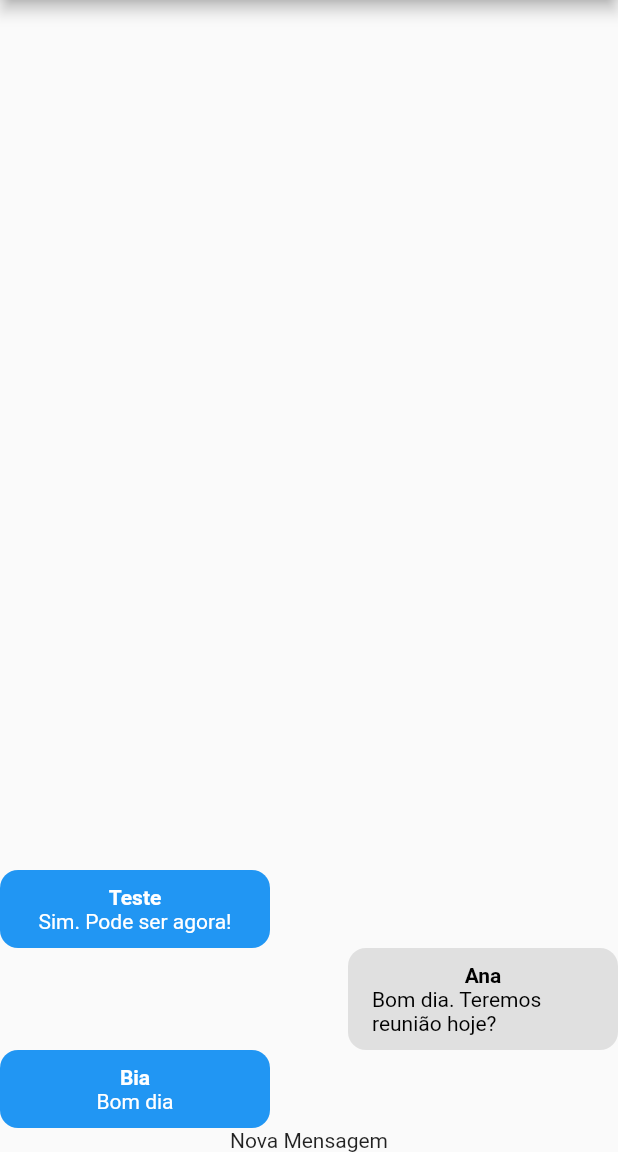
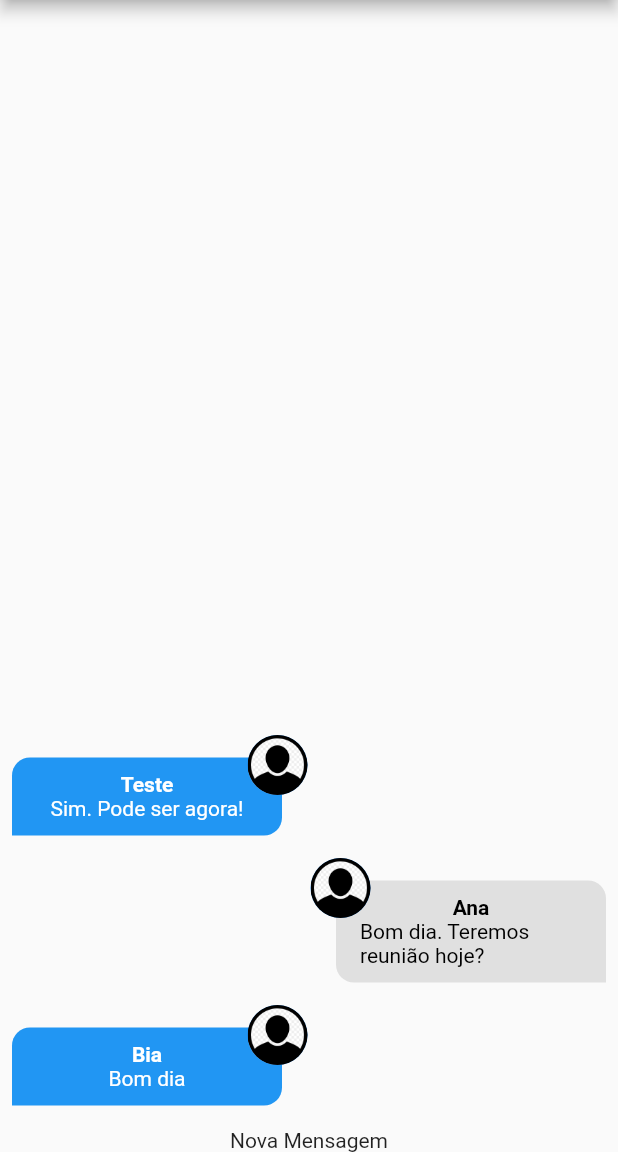
Before and after one commit to juniorlatalisa/cod3r_flutter, a Flutter app: the screen it shows after launch, on a phone screen of 412 x 824 dp, the part 84-1236 px from its top. Run offline on Flutter 3.47's test engine with Material 2 defaults, Android fonts, the phone set to English and light mode, and no system bars; our stand-ins replace google_maps_flutter, image_picker, location, shared_preferences, sqflite; accounts and stored records are empty.

Commit message:
Aplicação de Chat - Firebase, Upload Imagem e Push Notifications: Componente Message Bubble #02

```diff
--- a/curso_flutter/chat/lib/components/message_bubble.dart
+++ b/curso_flutter/chat/lib/components/message_bubble.dart
@@ -1,7 +1,10 @@
+import 'dart:io';
+
 import 'package:chat/core/models/chat_message.dart';
 import 'package:flutter/material.dart';
 
 class MessageBubble extends StatelessWidget {
+  static const _defaultImage = 'assets/images/avatar.png';
   final ChatMessage message;
   final bool belongsToCurrentUser;
 
@@ -11,9 +14,28 @@ class MessageBubble extends StatelessWidget {
     required this.belongsToCurrentUser,
   }) : super(key: key);
 
+  Widget _showUserImage(String imageURL) {
+    ImageProvider? provider;
+    final uri = Uri.parse(imageURL);
+
+    if (uri.path.contains(_defaultImage)) {
+      provider = const AssetImage(_defaultImage);
+    } else if (uri.scheme.contains('http')) {
+      provider = NetworkImage(uri.toString());
+    } else {
+      provider = FileImage(File(uri.toString()));
+    }
+
+    return CircleAvatar(
+      backgroundImage: provider,
+    );
+  }
+
   @override
   Widget build(BuildContext context) {
-    return Row(
+    return Stack(
+      children: [
+        Row(
           mainAxisAlignment: belongsToCurrentUser
               ? MainAxisAlignment.end
               : MainAxisAlignment.start,
@@ -23,14 +45,25 @@ class MessageBubble extends StatelessWidget {
                 color: belongsToCurrentUser
                     ? Colors.grey.shade300
                     : Theme.of(context).colorScheme.primary,
-            borderRadius: const BorderRadius.all(
-              Radius.circular(12),
+                borderRadius: BorderRadius.only(
+                  topLeft: const Radius.circular(12),
+                  topRight: const Radius.circular(12),
+                  bottomLeft: belongsToCurrentUser
+                      ? const Radius.circular(12)
+                      : const Radius.circular(0),
+                  bottomRight: belongsToCurrentUser
+                      ? const Radius.circular(0)
+                      : const Radius.circular(12),
                 ),
               ),
               width: 180,
               padding: const EdgeInsets.symmetric(
                 vertical: 10,
                 horizontal: 16,
+              ),
+              margin: const EdgeInsets.symmetric(
+                vertical: 15,
+                horizontal: 8,
               ),
               child: Column(
                 children: [
@@ -51,6 +84,14 @@ class MessageBubble extends StatelessWidget {
               ),
             ),
           ],
+        ),
+        Positioned(
+          top: 0,
+          left: belongsToCurrentUser ? null : 165,
+          right: belongsToCurrentUser ? 165 : null,
+          child: _showUserImage(message.userImageURL),
+        ),
+      ],
     );
   }
 }
```
Lines whose indentation alone changed are shown as unchanged.
